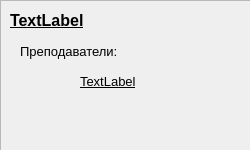
Qt form coursesample.ui (GreenWetPepe/VirtualDekanatClient) before a commit.
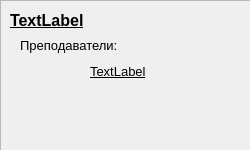
The same form after that commit.

The edit to the form file:
```diff
--- a/coursesample.ui
+++ b/coursesample.ui
@@ -49,9 +49,9 @@
     <property name="geometry">
      <rect>
       <x>20</x>
-      <y>40</y>
+      <y>30</y>
       <width>131</width>
-      <height>22</height>
+      <height>31</height>
      </rect>
     </property>
     <property name="font">
@@ -67,8 +67,8 @@
    <widget class="QLabel" name="supportL">
     <property name="geometry">
      <rect>
-      <x>80</x>
-      <y>70</y>
+      <x>90</x>
+      <y>60</y>
       <width>151</width>
       <height>22</height>
      </rect>
```
